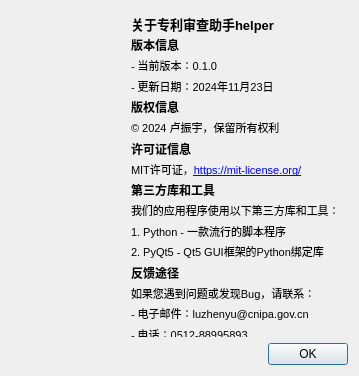
Above: src/helper/UI/aboutDialog.ui from chenyulue/helper before the change. Below: the same form after it.
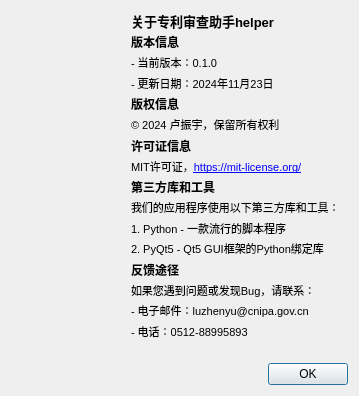
That is the form after the change. Icons and pictures are not drawn.

What changed in the file:
```diff
--- a/src/helper/UI/aboutDialog.ui
+++ b/src/helper/UI/aboutDialog.ui
@@ -7,7 +7,7 @@
     <x>0</x>
     <y>0</y>
     <width>359</width>
-    <height>376</height>
+    <height>363</height>
    </rect>
   </property>
   <property name="sizePolicy">
@@ -29,6 +29,9 @@
      <property name="horizontalSpacing">
       <number>20</number>
      </property>
+     <property name="verticalSpacing">
+      <number>6</number>
+     </property>
      <item row="0" column="0">
       <widget class="QLabel" name="label">
        <property name="sizePolicy">
@@ -56,8 +59,14 @@
      </item>
      <item row="0" column="1" rowspan="2">
       <widget class="QLabel" name="label_2">
+       <property name="sizePolicy">
+        <sizepolicy hsizetype="Preferred" vsizetype="Preferred">
+         <horstretch>0</horstretch>
+         <verstretch>0</verstretch>
+        </sizepolicy>
+       </property>
        <property name="text">
-        <string>&lt;html&gt;&lt;head/&gt;&lt;body&gt;&lt;p style=&quot;line-height:0.5&quot;&gt;&lt;span style=&quot; font-size:10pt; font-weight:600;&quot;&gt;关于专利审查助手helper&lt;/span&gt;&lt;/p&gt;&lt;p style=&quot;line-height:0.5&quot;&gt;&lt;span style=&quot; font-weight:600;&quot;&gt;版本信息&lt;/span&gt;&lt;/p&gt;&lt;p style=&quot;line-height:0.5&quot;&gt;&lt;span style=&quot; font-size:8pt;&quot;&gt;- 当前版本：0.1.0&lt;/span&gt;&lt;/p&gt;&lt;p style=&quot;line-height:0.5&quot;&gt;&lt;span style=&quot; font-size:8pt;&quot;&gt;- 更新日期：2024年11月23日&lt;/span&gt;&lt;/p&gt;&lt;p style=&quot;line-height:0.5&quot;&gt;&lt;span style=&quot; font-weight:600;&quot;&gt;版权信息&lt;/span&gt;&lt;/p&gt;&lt;p style=&quot;line-height:0.5&quot;&gt;&lt;span style=&quot; font-size:8pt;&quot;&gt;© 2024 卢振宇，保留所有权利 &lt;/span&gt;&lt;/p&gt;&lt;p style=&quot;line-height:0.5&quot;&gt;&lt;span style=&quot; font-weight:600;&quot;&gt;许可证信息&lt;/span&gt;&lt;/p&gt;&lt;p style=&quot;line-height:0.5&quot;&gt;&lt;span style=&quot; font-size:8pt;&quot;&gt;MIT许可证，&lt;a href=&quot;https://mit-license.org/&quot;&gt;https://mit-license.org/&lt;/a&gt;&lt;/span&gt;&lt;/p&gt;&lt;p style=&quot;line-height:0.5&quot;&gt;&lt;span style=&quot; font-weight:600;&quot;&gt;第三方库和工具&lt;/span&gt;&lt;/p&gt;&lt;p style=&quot;line-height:0.5&quot;&gt;&lt;span style=&quot; font-size:8pt;&quot;&gt;我们的应用程序使用以下第三方库和工具： &lt;/span&gt;&lt;/p&gt;&lt;p style=&quot;line-height:0.5&quot;&gt;&lt;span style=&quot; font-size:8pt;&quot;&gt;1. Python - 一款流行的脚本程序&lt;/span&gt;&lt;/p&gt;&lt;p style=&quot;line-height:0.5&quot;&gt;&lt;span style=&quot; font-size:8pt;&quot;&gt;2. PyQt5 - Qt5 GUI框架的Python绑定库&lt;/span&gt;&lt;/p&gt;&lt;p style=&quot;line-height:0.5&quot;&gt;&lt;span style=&quot; font-size:9pt; font-weight:600;&quot;&gt;反馈途径&lt;/span&gt;&lt;/p&gt;&lt;p style=&quot;line-height:0.5&quot;&gt;&lt;span style=&quot; font-size:8pt;&quot;&gt;如果您遇到问题或发现Bug，请联系：&lt;/span&gt;&lt;/p&gt;&lt;p style=&quot;line-height:0.5&quot;&gt;&lt;span style=&quot; font-size:8pt;&quot;&gt;- 电子邮件：luzhenyu@cnipa.gov.cn&lt;/span&gt;&lt;/p&gt;&lt;p style=&quot;line-height:0.5&quot;&gt;&lt;span style=&quot; font-size:8pt;&quot;&gt;- 电话：0512-88995893&lt;/span&gt;&lt;/p&gt;&lt;/body&gt;&lt;/html&gt;</string>
+        <string>&lt;html&gt;&lt;head/&gt;&lt;body&gt;&lt;p style=&quot;line-height:0.5&quot;&gt;&lt;span style=&quot; font-size:10pt; font-weight:600;&quot;&gt;关于专利审查助手helper&lt;/span&gt;&lt;/p&gt;&lt;p style=&quot;line-height:0.5&quot;&gt;&lt;span style=&quot; font-weight:600;&quot;&gt;版本信息&lt;/span&gt;&lt;/p&gt;&lt;p style=&quot;line-height:0.5&quot;&gt;&lt;span style=&quot; font-size:8pt;&quot;&gt;- 当前版本：0.1.0&lt;/span&gt;&lt;/p&gt;&lt;p style=&quot;line-height:0.5&quot;&gt;&lt;span style=&quot; font-size:8pt;&quot;&gt;- 更新日期：2024年11月23日&lt;/span&gt;&lt;/p&gt;&lt;p style=&quot;line-height:0.5&quot;&gt;&lt;span style=&quot; font-weight:600;&quot;&gt;版权信息&lt;/span&gt;&lt;/p&gt;&lt;p style=&quot;line-height:0.5&quot;&gt;&lt;span style=&quot; font-size:8pt;&quot;&gt;© 2024 卢振宇，保留所有权利 &lt;/span&gt;&lt;/p&gt;&lt;p style=&quot;line-height:0.5&quot;&gt;&lt;span style=&quot; font-weight:600;&quot;&gt;许可证信息&lt;/span&gt;&lt;/p&gt;&lt;p style=&quot;line-height:0.5&quot;&gt;&lt;span style=&quot; font-size:8pt;&quot;&gt;MIT许可证，&lt;a href=&quot;https://mit-license.org/&quot;&gt;https://mit-license.org/&lt;/a&gt;&lt;/span&gt;&lt;/p&gt;&lt;p style=&quot;line-height:0.5&quot;&gt;&lt;span style=&quot; font-weight:600;&quot;&gt;第三方库和工具&lt;/span&gt;&lt;/p&gt;&lt;p style=&quot;line-height:0.5&quot;&gt;&lt;span style=&quot; font-size:8pt;&quot;&gt;我们的应用程序使用以下第三方库和工具： &lt;/span&gt;&lt;/p&gt;&lt;p style=&quot;line-height:0.5&quot;&gt;&lt;span style=&quot; font-size:8pt;&quot;&gt;1. Python - 一款流行的脚本程序&lt;/span&gt;&lt;/p&gt;&lt;p style=&quot;line-height:0.5&quot;&gt;&lt;span style=&quot; font-size:8pt;&quot;&gt;2. PyQt5 - Qt5 GUI框架的Python绑定库&lt;/span&gt;&lt;/p&gt;&lt;p style=&quot;line-height:0.5&quot;&gt;&lt;span style=&quot; font-size:9pt; font-weight:600;&quot;&gt;反馈途径&lt;/span&gt;&lt;/p&gt;&lt;p style=&quot;line-height:0.5&quot;&gt;&lt;span style=&quot; font-size:8pt;&quot;&gt;如果您遇到问题或发现Bug，请联系：&lt;/span&gt;&lt;/p&gt;&lt;p style=&quot;line-height:0.5&quot;&gt;&lt;span style=&quot; font-size:8pt;&quot;&gt;- 电子邮件：luzhenyu@cnipa.gov.cn&lt;/span&gt;&lt;/p&gt;&lt;p style=&quot;line-height:0.5&quot;&gt;&lt;span style=&quot; font-size:8pt;&quot;&gt;- 电话：0512-88995893&lt;/span&gt;&lt;/p&gt;&lt;p style=&quot;line-height:0.5&quot;&gt;&lt;/p&gt;&lt;/body&gt;&lt;/html&gt;</string>
        </property>
        <property name="textFormat">
         <enum>Qt::AutoText</enum>
@@ -65,6 +74,9 @@
        <property name="scaledContents">
         <bool>true</bool>
        </property>
+       <property name="alignment">
+        <set>Qt::AlignLeading|Qt::AlignLeft|Qt::AlignTop</set>
+       </property>
       </widget>
      </item>
      <item row="1" column="0">
```
Left out of the diff: 8 changed lines with no effect on the pictures.
